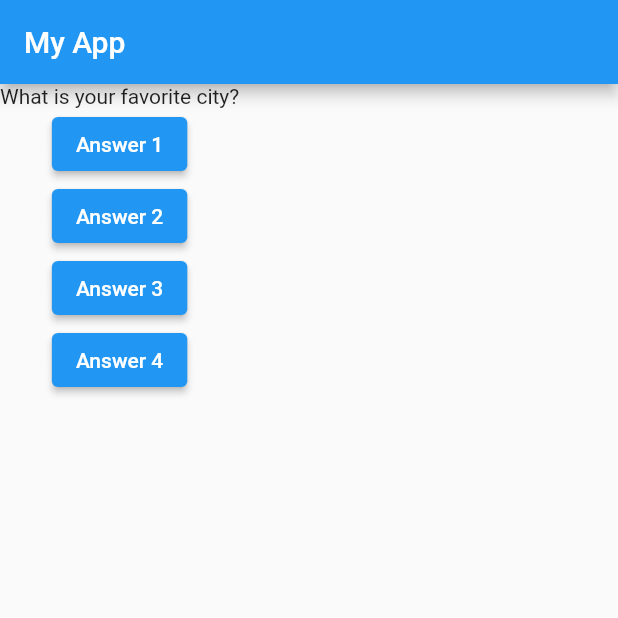
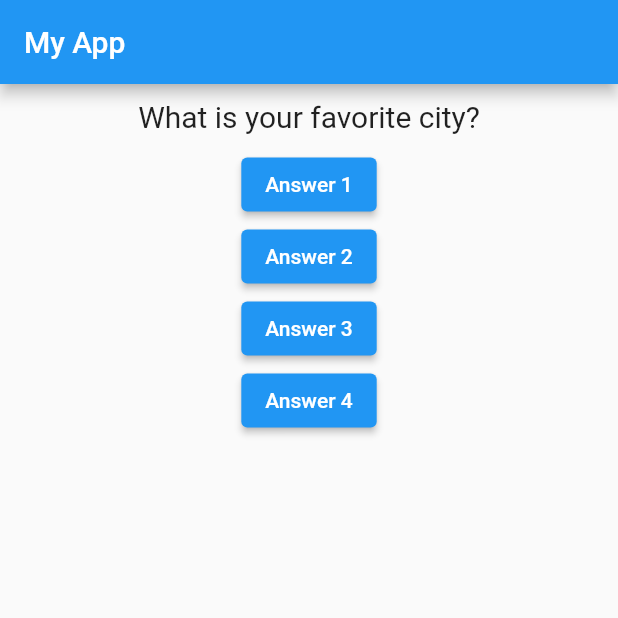
Before and after one commit to timagixe/quizz_app, a Flutter app: the screen it shows after launch, on a phone screen of 412 x 824 dp, the top half of it. Run offline on Flutter 3.47's test engine with Material 2 defaults, Android fonts, the phone set to English and light mode, and no system bars.

Commit message:
Add styling to Question widget

```diff
--- a/lib/main.dart
+++ b/lib/main.dart
@@ -24,7 +24,7 @@ class _MyAppState extends State<MyApp> {
     List<String> questions = [
       'What is your favorite city?',
       'What\'s your favorite color?',
-      "What's your favorite number"
+      "What's your favorite number?"
     ];
 
     return MaterialApp(
--- a/lib/question.dart
+++ b/lib/question.dart
@@ -7,6 +7,15 @@ class Question extends StatelessWidget {
 
   @override
   Widget build(BuildContext context) {
-    return Text(questionText);
+    return Container(
+      width: double.infinity,
+      margin: EdgeInsets.all(10),
+      child: Text(
+        questionText,
+        style: TextStyle(fontSize: 20),
+        textAlign: TextAlign.center,
+      ),
+    );
+    // return Text(questionText);
   }
 }
```
